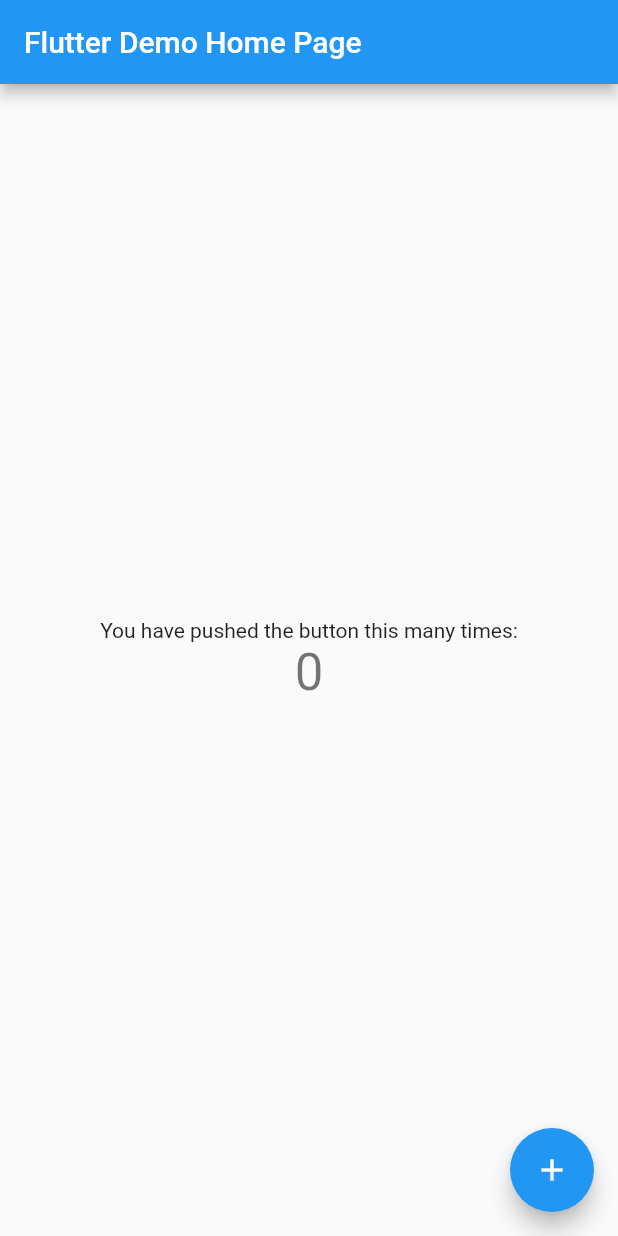
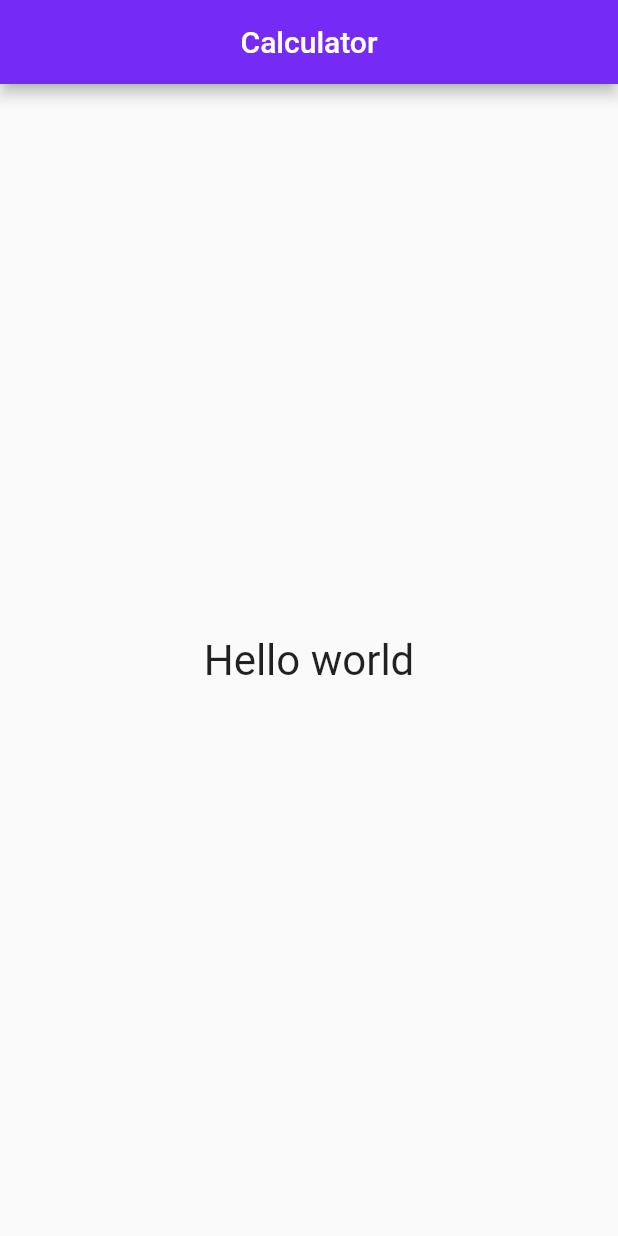
Before and after one commit to SiddhantMadhur/calculatorlite, a Flutter app: the screen it shows after launch, on a phone screen of 412 x 824 dp. Run offline on Flutter 3.47's test engine with Material 2 defaults, Android fonts, the phone set to English and light mode, and no system bars.

Commit message:
Setup Hello World

```diff
--- a/lib/main.dart
+++ b/lib/main.dart
@@ -1,115 +1,51 @@
 import 'package:flutter/material.dart';
 
 void main() {
-  runApp(const MyApp());
+  runApp(MyApp());
 }
 
 class MyApp extends StatelessWidget {
   const MyApp({Key? key}) : super(key: key);
 
-  // This widget is the root of your application.
   @override
   Widget build(BuildContext context) {
     return MaterialApp(
-      title: 'Flutter Demo',
-      theme: ThemeData(
-        // This is the theme of your application.
-        //
-        // Try running your application with "flutter run". You'll see the
-        // application has a blue toolbar. Then, without quitting the app, try
-        // changing the primarySwatch below to Colors.green and then invoke
-        // "hot reload" (press "r" in the console where you ran "flutter run",
-        // or simply save your changes to "hot reload" in a Flutter IDE).
-        // Notice that the counter didn't reset back to zero; the application
-        // is not restarted.
-        primarySwatch: Colors.blue,
+      home: Scaffold(
+        appBar: AppBar(
+          backgroundColor: Color.fromARGB(255, 117, 43, 245),
+          title: Center(
+            child: Text('Calculator'),
+          ),
+        ),
+        body: Home(),
       ),
-      home: const MyHomePage(title: 'Flutter Demo Home Page'),
     );
   }
 }
 
-class MyHomePage extends StatefulWidget {
-  const MyHomePage({Key? key, required this.title}) : super(key: key);
-
-  // This widget is the home page of your application. It is stateful, meaning
-  // that it has a State object (defined below) that contains fields that affect
-  // how it looks.
-
-  // This class is the configuration for the state. It holds the values (in this
-  // case the title) provided by the parent (in this case the App widget) and
-  // used by the build method of the State. Fields in a Widget subclass are
-  // always marked "final".
-
-  final String title;
+class Home extends StatefulWidget {
+  const Home({Key? key}) : super(key: key);
 
   @override
-  State<MyHomePage> createState() => _MyHomePageState();
+  State<Home> createState() => _HomeState();
 }
 
-class _MyHomePageState extends State<MyHomePage> {
-  int _counter = 0;
-
-  void _incrementCounter() {
-    setState(() {
-      // This call to setState tells the Flutter framework that something has
-      // changed in this State, which causes it to rerun the build method below
-      // so that the display can reflect the updated values. If we changed
-      // _counter without calling setState(), then the build method would not be
-      // called again, and so nothing would appear to happen.
-      _counter++;
-    });
-  }
-
+class _HomeState extends State<Home> {
   @override
   Widget build(BuildContext context) {
-    // This method is rerun every time setState is called, for instance as done
-    // by the _incrementCounter method above.
-    //
-    // The Flutter framework has been optimized to make rerunning build methods
-    // fast, so that you can just rebuild anything that needs updating rather
-    // than having to individually change instances of widgets.
-    return Scaffold(
-      appBar: AppBar(
-        // Here we take the value from the MyHomePage object that was created by
-        // the App.build method, and use it to set our appbar title.
-        title: Text(widget.title),
-      ),
-      body: Center(
-        // Center is a layout widget. It takes a single child and positions it
-        // in the middle of the parent.
-        child: Column(
-          // Column is also a layout widget. It takes a list of children and
-          // arranges them vertically. By default, it sizes itself to fit its
-          // children horizontally, and tries to be as tall as its parent.
-          //
-          // Invoke "debug painting" (press "p" in the console, choose the
-          // "Toggle Debug Paint" action from the Flutter Inspector in Android
-          // Studio, or the "Toggle Debug Paint" command in Visual Studio Code)
-          // to see the wireframe for each widget.
-          //
-          // Column has various properties to control how it sizes itself and
-          // how it positions its children. Here we use mainAxisAlignment to
-          // center the children vertically; the main axis here is the vertical
-          // axis because Columns are vertical (the cross axis would be
-          // horizontal).
-          mainAxisAlignment: MainAxisAlignment.center,
-          children: <Widget>[
-            const Text(
-              'You have pushed the button this many times:',
-            ),
-            Text(
-              '$_counter',
-              style: Theme.of(context).textTheme.headline4,
-            ),
-          ],
+    return Transform.scale(
+      scale: 2.0,
+      child: Container(
+        child: Center(
+          child: Column(
+            crossAxisAlignment: CrossAxisAlignment.center,
+            mainAxisSize: MainAxisSize.min,
+            children: [
+              Text('Hello world'),
+            ],
+          ),
         ),
       ),
-      floatingActionButton: FloatingActionButton(
-        onPressed: _incrementCounter,
-        tooltip: 'Increment',
-        child: const Icon(Icons.add),
-      ), // This trailing comma makes auto-formatting nicer for build methods.
     );
   }
 }
```
